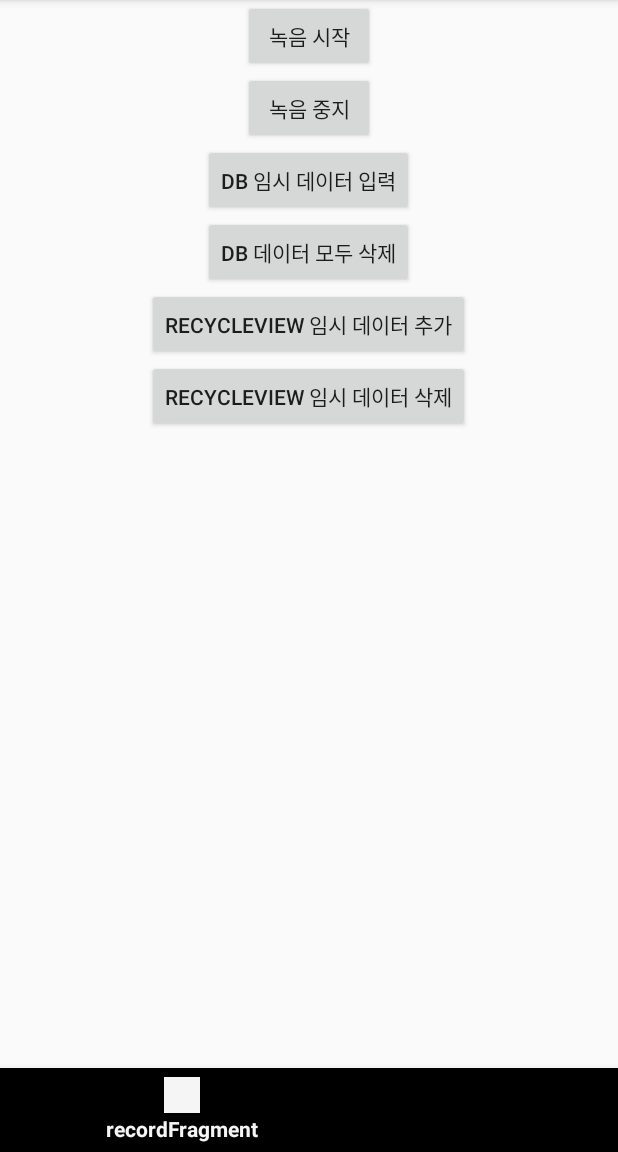
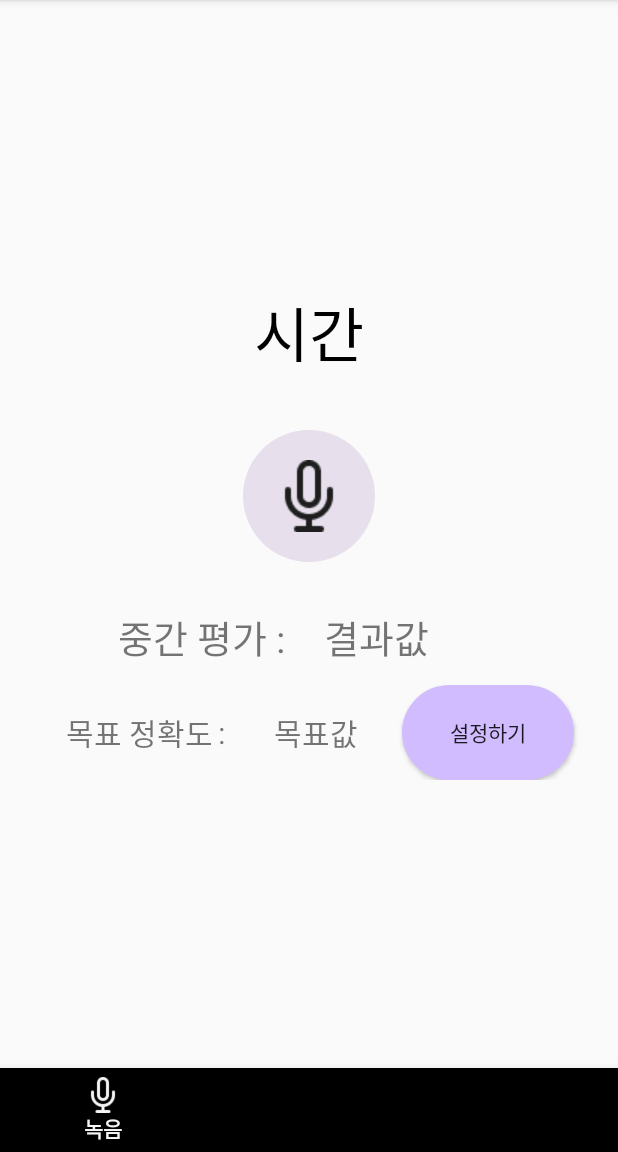
Before and after one commit to LIE-ON/Lieon_application, an Android app: the screen it shows after launch (MainActivity), on a phone screen of 412 x 824 dp, the part 84-1236 px from its top. Run offline under Robolectric (Android 15) with nearby library versions, the phone set to English and light mode, and no system bars; our stand-ins replace Dagger/Hilt's generated code, navigation-ui.

Commit message:
feat(record): add recordfragment design issue #1

```diff
--- a/app/build.gradle.kts
+++ b/app/build.gradle.kts
@@ -49,7 +49,7 @@ android {
 
 dependencies {
 
-    implementation ("androidx.core:core-ktx:1.8.0")
+    implementation ("androidx.core:core-ktx:1.13.1")
     implementation ("androidx.appcompat:appcompat:1.6.1")
     implementation ("com.google.android.material:material:1.10.0")
     implementation ("androidx.constraintlayout:constraintlayout:2.1.4")
--- a/app/src/main/res/layout/fragment_record.xml
+++ b/app/src/main/res/layout/fragment_record.xml
@@ -7,85 +7,164 @@
     tools:context=".record.RecordFragment"
     android:id="@+id/recordFragment">
 
-    <androidx.constraintlayout.widget.ConstraintLayout
+    <LinearLayout
         android:layout_width="match_parent"
-        android:layout_height="match_parent">
+        android:layout_height="match_parent"
+        android:orientation="vertical">
+
+        <View
+            android:layout_width="match_parent"
+            android:layout_height="0dp"
+            android:layout_weight="3"/>
 
         <androidx.constraintlayout.widget.ConstraintLayout
             android:id="@+id/upperTitleLayout"
             android:layout_width="match_parent"
             android:layout_height="0dp"
-            app:layout_constraintTop_toTopOf="parent"
-            app:layout_constraintBottom_toTopOf="@id/upperTitleLayout"
-            app:layout_constraintVertical_weight="1">
+            android:layout_weight="1">
 
             <TextView
-                android:layout_width="wrap_content"
-                android:layout_height="wrap_content"
-                android:text="모든 결과 확인"
+                android:layout_width="match_parent"
+                android:layout_height="match_parent"
+                android:text="시간"
+                android:textSize="40dp"
+                android:textColor="@color/black"
+                android:gravity="center"
                 app:layout_constraintTop_toTopOf="parent"
                 app:layout_constraintBottom_toBottomOf="parent"
                 app:layout_constraintStart_toStartOf="parent"
                 app:layout_constraintEnd_toEndOf="parent"
                 />
 
+        </androidx.constraintlayout.widget.ConstraintLayout>
 
-
-        </androidx.constraintlayout.widget.ConstraintLayout>
+        <View
+            android:layout_width="match_parent"
+            android:layout_height="0dp"
+            android:layout_weight="0.2"/>
 
         <LinearLayout
             android:layout_width="match_parent"
-            android:layout_height="match_parent"
-            app:layout_constraintTop_toBottomOf="@+id/upperTitleLayout"
-            app:layout_constraintBottom_toBottomOf="parent"
-            android:orientation="vertical">
+            android:layout_height="0dp"
+            android:orientation="vertical"
+            android:layout_weight="2">
 
-            <Button
+            <ImageButton
                 android:id="@+id/recordButton"
                 android:layout_width="wrap_content"
                 android:layout_height="wrap_content"
                 android:layout_gravity="center"
-                android:text="녹음 시작"/>
+                android:layout_marginTop="20dp"
+                android:background="@drawable/rounded_button2"
+                android:src="@drawable/mic"
+                android:padding="20dp"/>
 
-            <Button
+            <ImageButton
                 android:id="@+id/stopButton"
                 android:layout_width="wrap_content"
                 android:layout_height="wrap_content"
                 android:layout_gravity="center"
-                android:text="녹음 중지"/>
+                android:layout_marginTop="20dp"
+                android:background="@drawable/rounded_button2"
+                android:src="@drawable/stop"
+                android:visibility="gone"
+                android:padding="20dp"/>
+        </LinearLayout>
 
-            <Button
-                android:id="@+id/insertTempDataButton"
-                android:layout_width="wrap_content"
-                android:layout_height="wrap_content"
-                android:layout_gravity="center"
-                android:text="DB 임시 데이터 입력"/>
+        <LinearLayout
+            android:layout_width="match_parent"
+            android:layout_height="0dp"
+            android:layout_weight="1"
+            android:orientation="horizontal">
 
-            <Button
-                android:id="@+id/deleteAllButton"
-                android:layout_width="wrap_content"
-                android:layout_height="wrap_content"
-                android:layout_gravity="center"
-                android:text="db 데이터 모두 삭제"/>
+            <TextView
+                android:layout_width="0dp"
+                android:layout_height="match_parent"
+                android:layout_weight="1"
+                android:gravity="center|end"
+                android:paddingRight="10dp"
+                android:text="중간 평가 : "
+                android:textSize="25dp"
 
-            <Button
-                android:id="@+id/insertListDataButton"
-                android:layout_width="wrap_content"
-                android:layout_height="wrap_content"
-                android:layout_gravity="center"
-                android:text="recycleview 임시 데이터 추가"/>
+                />
 
-            <Button
-                android:id="@+id/deleteListDataButton"
-                android:layout_width="wrap_content"
-                android:layout_height="wrap_content"
-                android:layout_gravity="center"
-                android:text="recycleview 임시 데이터 삭제"/>
+            <TextView
+                android:id="@+id/intermediate_results_text"
+                android:layout_width="0dp"
+                android:layout_height="match_parent"
+                android:layout_weight="1"
+                android:gravity="center|start"
+                android:paddingLeft="10dp"
+                android:text="결과값"
+                android:textSize="25dp"
+                />
 
         </LinearLayout>
 
+        <LinearLayout
+            android:layout_width="match_parent"
+            android:layout_height="0dp"
+            android:layout_weight="1"
+            android:orientation="horizontal">
 
-    </androidx.constraintlayout.widget.ConstraintLayout>
+            <View
+                android:layout_width="0dp"
+                android:layout_height="match_parent"
+                android:layout_weight="0.25"/>
+
+            <TextView
+                android:layout_width="0dp"
+                android:layout_height="match_parent"
+                android:layout_weight="1"
+                android:gravity="center|end"
+                android:text="목표 정확도"
+                android:textSize="20dp"
+
+                />
+
+            <TextView
+                android:layout_width="0dp"
+                android:layout_height="match_parent"
+                android:layout_weight="0.1"
+                android:gravity="center"
+                android:text=":"
+                android:textSize="20dp"
+                />
+
+            <TextView
+                android:id="@+id/accuracy_goal_text"
+                android:layout_width="0dp"
+                android:layout_height="match_parent"
+                android:layout_weight="1"
+                android:gravity="center"
+                android:text="목표값"
+                android:textSize="20dp"
+                />
+
+            <Button
+                android:layout_width="0dp"
+                android:layout_height="match_parent"
+                android:layout_weight="1"
+                android:text="설정하기"
+                android:background="@drawable/rounded_button_background"
+                />
+
+            <View
+                android:layout_width="0dp"
+                android:layout_height="match_parent"
+                android:layout_weight="0.25"/>
+        </LinearLayout>
+
+
+        <View
+            android:layout_width="match_parent"
+            android:layout_height="0dp"
+            android:layout_weight="3"/>
+
+
+
+
+    </LinearLayout>
 
 
 
--- a/app/src/main/res/menu/nav_menu.xml
+++ b/app/src/main/res/menu/nav_menu.xml
@@ -2,8 +2,8 @@
 <menu xmlns:android="http://schemas.android.com/apk/res/android">
     <item
         android:id="@+id/recordFragment"
-        android:icon="@drawable/ic_launcher_background"
-        android:title="recordFragment"
+        android:icon="@drawable/mic"
+        android:title="녹음"
         />
 
     <item
@@ -12,4 +12,9 @@
         android:title="resultFragment"
         />
 
+    <item
+        android:id="@+id/testFragment"
+        android:icon="@drawable/ic_launcher_background"
+        android:title="testFragment"/>
+
 </menu>
--- a/app/src/main/res/navigation/nav_graph.xml
+++ b/app/src/main/res/navigation/nav_graph.xml
@@ -18,4 +18,10 @@
         tools:layout="@layout/fragment_result"
         />
 
+    <fragment
+        android:id="@+id/testFragment"
+        android:name="com.example.lieon.test.TestFragment"
+        android:label="fragment_test"
+        tools:layout="@layout/fragment_test"/>
+
 </navigation>
```
Also changed, not shown: app/src/main/java/com/example/lieon/common/ViewBindingAdapters.kt (deleted, +0 -23 lines), app/src/main/java/com/example/lieon/record/RecordFragment.kt (+0 -21 lines), app/src/main/java/com/example/lieon/result/recyclerview/ResultItemBindingAdapter.kt (+6 -5 lines), app/src/main/java/com/example/lieon/test/TestFragment.kt (added, +59 -0 lines), app/src/main/res/layout/fragment_record_test.xml (added, +52 -0 lines), app/src/main/res/layout/fragment_result_test.xml (added, +17 -0 lines), app/src/main/res/layout/fragment_test.xml (added, +91 -0 lines), app/src/main/ic_mic-playstore.png (added), app/src/main/res/drawable/bookmark.png (added), app/src/main/res/drawable/mic.png (added), app/src/main/res/drawable/stop.png (added).
